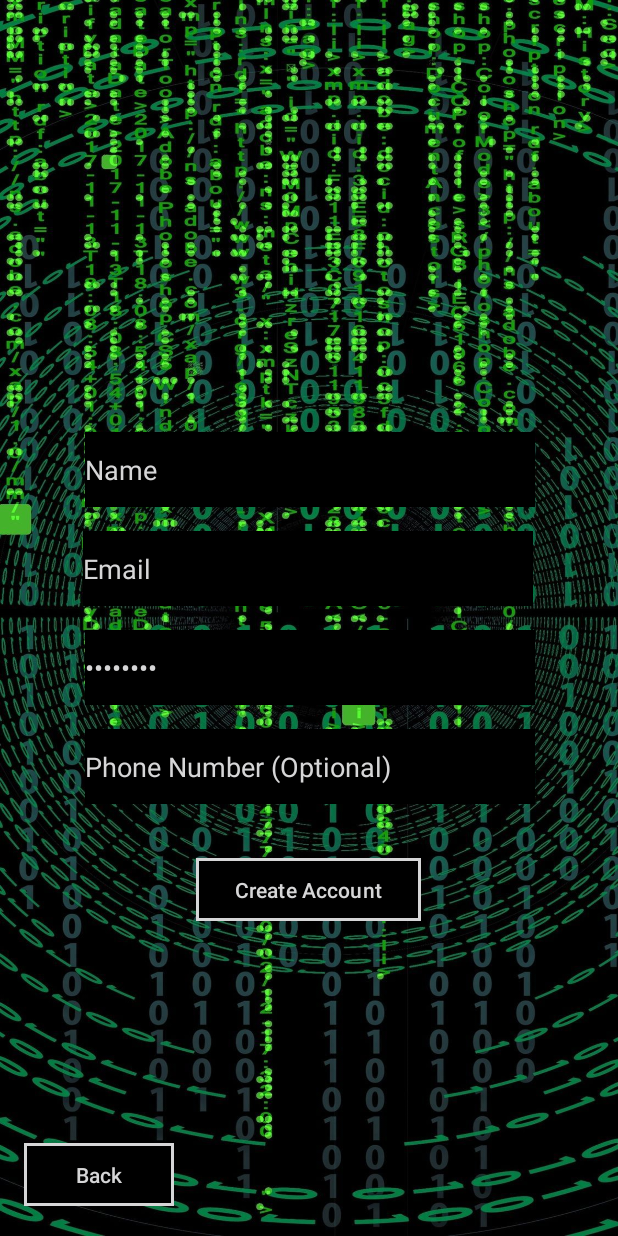
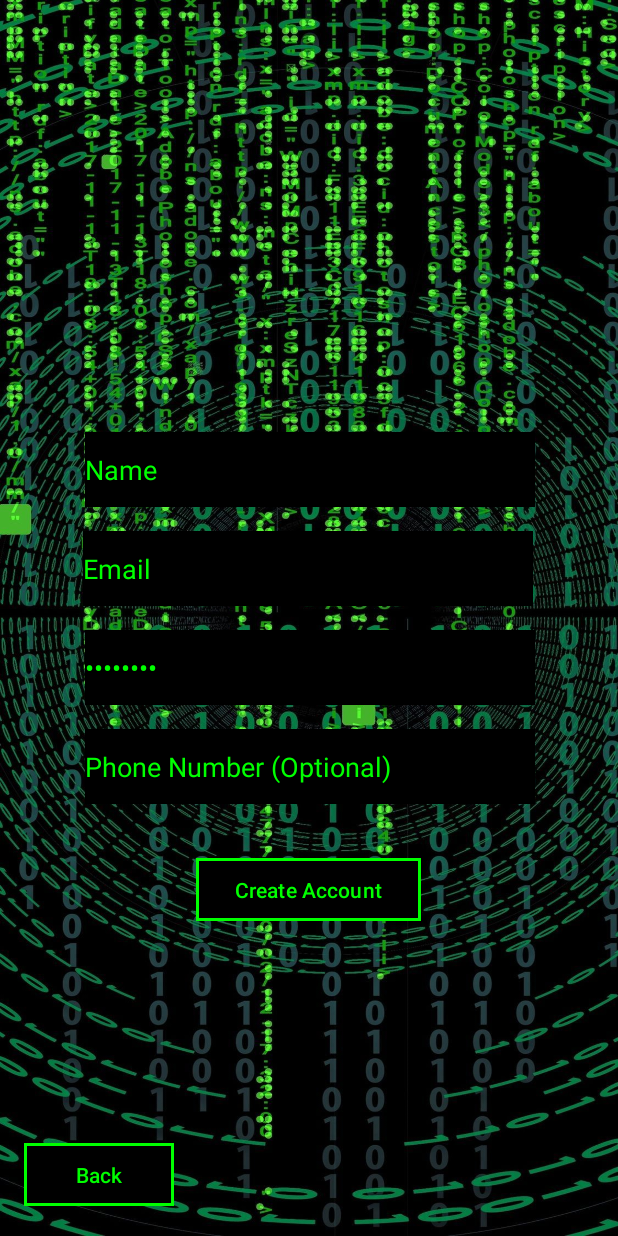
Before and after one commit to Matrix-F25/matrix-events, an Android app: the fragment SignUpFragment shown on its own in the app's theme, on a phone screen of 412 x 824 dp. Run offline under Robolectric (Android 15) with nearby library versions, the phone set to English and light mode, and no system bars.

Commit message:
Colors for the UI

```diff
--- a/app/src/main/res/values/colors.xml
+++ b/app/src/main/res/values/colors.xml
@@ -2,4 +2,5 @@
 <resources>
     <color name="black">#FF000000</color>
     <color name="white">#FFFFFFFF</color>
+    <color name="neon_green">#00FF00</color>
 </resources>
```
